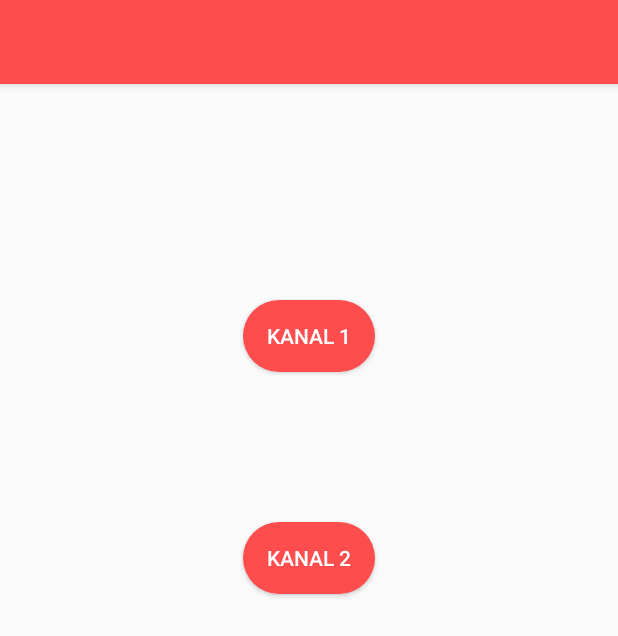
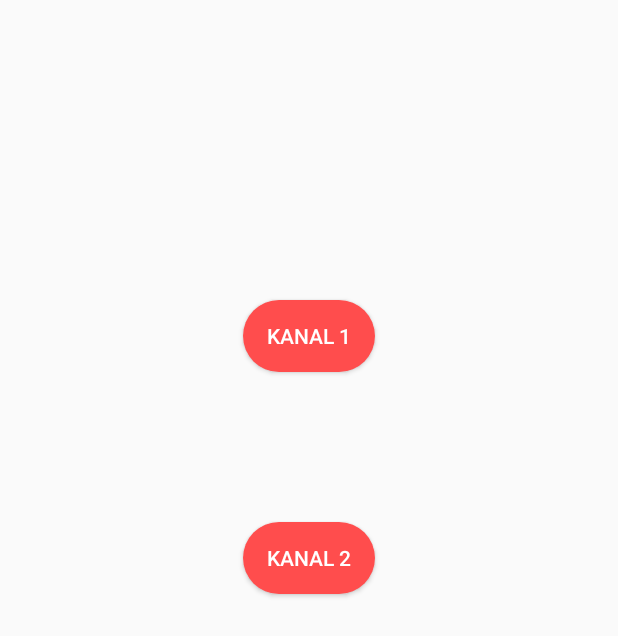
Before and after one commit to Cayleb-Ordo/Notification-Demo, an Android app: the layout content_create_not_overv.xml on its own in the app's theme, with its tools: preview values and no code run, on a phone screen of 412 x 824 dp. Shown: the top 636 px of the screen. Run offline under Robolectric (Android 15) with nearby library versions, the phone set to English and light mode, and no system bars.

Commit message:
Aktualisiren der Progressbar-Notification
Indetermin komponennte wird nun direkt vor dem Thread aufgerufen.

```diff
--- a/Programm/app/src/main/java/de/fentzl/notification_demo/CreateNotificationsOverview.java
+++ b/Programm/app/src/main/java/de/fentzl/notification_demo/CreateNotificationsOverview.java
@@ -18,7 +18,7 @@ public class CreateNotificationsOverview extends AppCompatActivity {
     protected void onCreate(Bundle savedInstanceState) {
         super.onCreate(savedInstanceState);
         notificationController = new NotificationController(this.getApplicationContext());
-        setContentView(R.layout.activity_create_notifications_overview);
+        setContentView(R.layout.activity_create_not_overv);
         /*
         Toolbar-Einstellungen
          */
--- a/Programm/app/src/main/res/layout/activity_create_notifications_overview.xml
+++ b/Programm/app/src/main/res/layout/content_create_not_overv.xml
@@ -1,25 +1,8 @@
 <?xml version="1.0" encoding="utf-8"?>
 <androidx.constraintlayout.widget.ConstraintLayout xmlns:android="http://schemas.android.com/apk/res/android"
-    xmlns:app="http://schemas.android.com/apk/res-auto"
-    xmlns:tools="http://schemas.android.com/tools"
     android:layout_width="match_parent"
     android:layout_height="match_parent"
-    tools:context=".CreateNotificationsOverview">
-
-    <com.google.android.material.appbar.AppBarLayout
-        android:id="@+id/createNot_ABL"
-        android:layout_width="match_parent"
-        android:layout_height="wrap_content"
-        android:theme="@style/ThemeOverlay.AppCompat.Dark.ActionBar"
-        app:layout_constraintEnd_toEndOf="parent"
-        app:layout_constraintStart_toStartOf="parent"
-        app:layout_constraintTop_toTopOf="parent">
-
-        <include
-            android:id="@+id/main_appbar"
-            layout="@layout/appbar" />
-
-    </com.google.android.material.appbar.AppBarLayout>
+    xmlns:app="http://schemas.android.com/apk/res-auto">
 
     <Button
         android:id="@+id/bt_channel1"
@@ -46,4 +29,5 @@
         app:layout_constraintEnd_toEndOf="parent"
         app:layout_constraintStart_toStartOf="parent"
         app:layout_constraintTop_toBottomOf="@+id/bt_channel1" />
+
 </androidx.constraintlayout.widget.ConstraintLayout>
--- a/Programm/app/src/main/res/values/strings.xml
+++ b/Programm/app/src/main/res/values/strings.xml
@@ -11,6 +11,7 @@
     <string name="NotActionReply">Antworten</string>
     <string name="NotRplyLabel">Sag was...</string>
     <string name="NotProgTitle">Download</string>
+    <string name="NotProgIndit">Download startet ...</string>
     <string name="NotProgStartText">Download läuft ...</string>
     <string name="NotProgEndText">Download abgeschlossen</string>
     <!-- Button-Contents-->
```
Also changed, not shown: Programm/app/src/main/java/de/fentzl/notification_demo/NotificationController.java (+5 -2 lines), Programm/app/src/main/res/layout/activity_create_not_overv.xml (added, +28 -0 lines).
